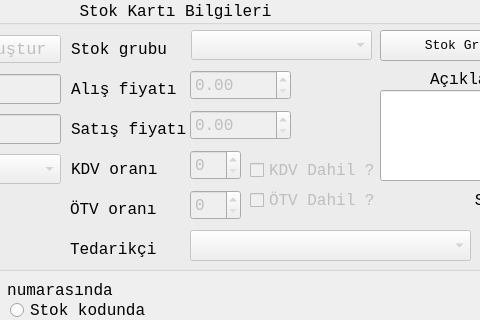
The window that stokfrom.ui (mamoo81/bhss) describes before a commit, drawn with Qt 5; both pictures show x 350 to 830 and y 0 to 320 of the 1350 by 700 pixel window.
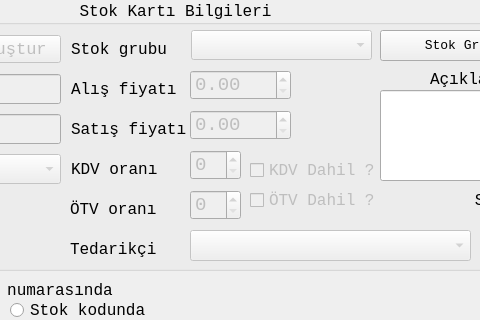
The same window after the commit. Icons and pictures are not drawn.

```diff
--- a/stokfrom.ui
+++ b/stokfrom.ui
@@ -119,6 +119,12 @@
       <height>30</height>
      </rect>
     </property>
+    <property name="font">
+     <font>
+      <family>Monospace</family>
+      <pointsize>14</pointsize>
+     </font>
+    </property>
     <property name="maximum">
      <number>100</number>
     </property>
@@ -346,6 +352,12 @@
       <height>30</height>
      </rect>
     </property>
+    <property name="font">
+     <font>
+      <family>Monospace</family>
+      <pointsize>14</pointsize>
+     </font>
+    </property>
     <property name="maximum">
      <double>999999.989999999990687</double>
     </property>
@@ -417,6 +429,12 @@
       <height>30</height>
      </rect>
     </property>
+    <property name="font">
+     <font>
+      <family>Monospace</family>
+      <pointsize>14</pointsize>
+     </font>
+    </property>
     <property name="maximum">
      <number>100</number>
     </property>
@@ -433,6 +451,12 @@
       <height>30</height>
      </rect>
     </property>
+    <property name="font">
+     <font>
+      <family>Monospace</family>
+      <pointsize>14</pointsize>
+     </font>
+    </property>
     <property name="maximum">
      <double>999999.989999999990687</double>
     </property>
```
Left out of the diff: 12 changed lines with no effect on the pictures.
